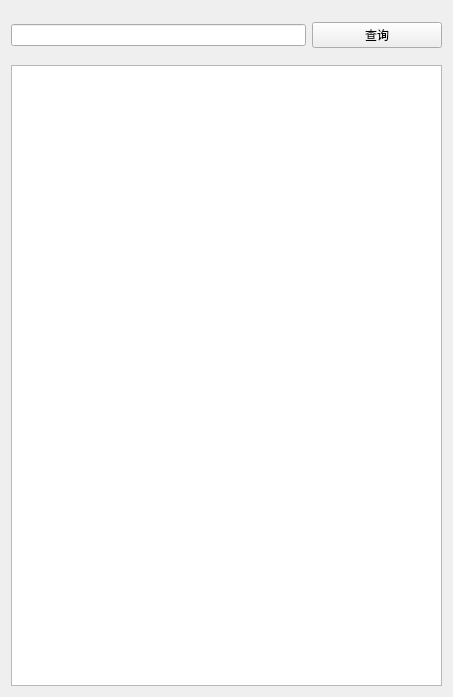
This is res/ip.ui in MQPearth/thy-tools as Qt 5 draws it before an edit. The edited form follows.
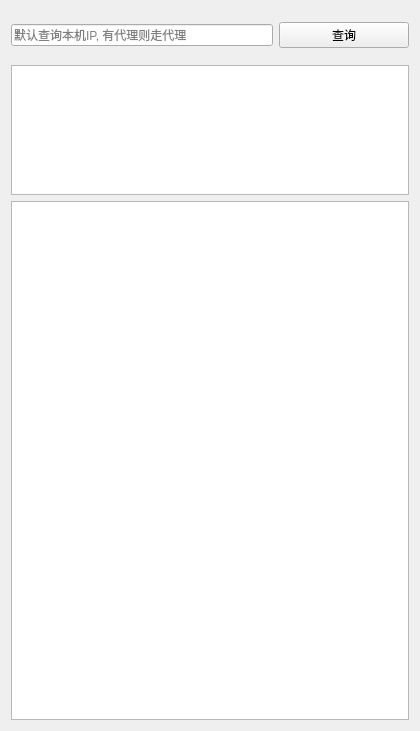
This is the edited form. Icons and pictures are not drawn.

Commit message: feat: ip查询

Diff of the .ui file:
```diff
--- a/res/ip.ui
+++ b/res/ip.ui
@@ -6,8 +6,8 @@
    <rect>
     <x>0</x>
     <y>0</y>
-    <width>453</width>
-    <height>697</height>
+    <width>420</width>
+    <height>731</height>
    </rect>
   </property>
   <property name="windowTitle">
@@ -36,7 +36,11 @@
           <number>0</number>
          </property>
          <item>
-          <widget class="QLineEdit" name="lineEdit"/>
+          <widget class="QLineEdit" name="lineEdit">
+           <property name="placeholderText">
+            <string>默认查询本机IP, 有代理则走代理</string>
+           </property>
+          </widget>
          </item>
          <item>
           <widget class="QPushButton" name="pushButton">
@@ -56,6 +60,12 @@
       </item>
       <item>
        <widget class="QTextEdit" name="textEdit">
+        <property name="maximumSize">
+         <size>
+          <width>16777215</width>
+          <height>130</height>
+         </size>
+        </property>
         <property name="font">
          <font>
           <pointsize>11</pointsize>
@@ -66,6 +76,27 @@
         </property>
         <property name="lineWidth">
          <number>4</number>
+        </property>
+        <property name="readOnly">
+         <bool>true</bool>
+        </property>
+       </widget>
+      </item>
+      <item>
+       <widget class="QTextEdit" name="logEdit">
+        <property name="maximumSize">
+         <size>
+          <width>16777215</width>
+          <height>16777215</height>
+         </size>
+        </property>
+        <property name="font">
+         <font>
+          <pointsize>11</pointsize>
+         </font>
+        </property>
+        <property name="readOnly">
+         <bool>true</bool>
         </property>
        </widget>
       </item>
```
Left out of the diff: 2 changed lines with no effect on the pictures. The commit also changes 6 other files.
